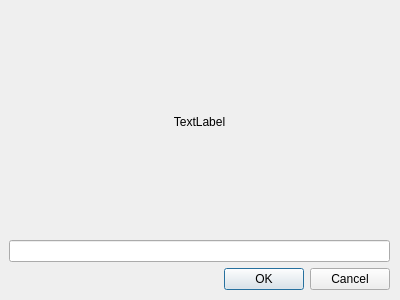
First picture: the form in src/ui/registration.ui, repository out1ow/AniFrog, before the edit.
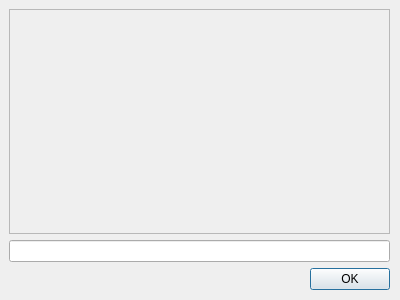
Second picture: the form after the edit.

Commit message: final version of this project added registration window

Diff of the .ui file:
```diff
--- a/src/ui/registration.ui
+++ b/src/ui/registration.ui
@@ -10,6 +10,18 @@
     <height>300</height>
    </rect>
   </property>
+  <property name="sizePolicy">
+   <sizepolicy hsizetype="Fixed" vsizetype="Fixed">
+    <horstretch>0</horstretch>
+    <verstretch>0</verstretch>
+   </sizepolicy>
+  </property>
+  <property name="maximumSize">
+   <size>
+    <width>400</width>
+    <height>300</height>
+   </size>
+  </property>
   <property name="windowTitle">
    <string>Dialog</string>
   </property>
@@ -23,29 +35,52 @@
     </rect>
    </property>
    <layout class="QGridLayout" name="gridLayout">
-    <item row="0" column="0">
-     <widget class="QLabel" name="label">
-      <property name="text">
-       <string>TextLabel</string>
-      </property>
-      <property name="alignment">
-       <set>Qt::AlignCenter</set>
-      </property>
-     </widget>
-    </item>
     <item row="2" column="0">
      <widget class="QDialogButtonBox" name="buttonBox">
+      <property name="layoutDirection">
+       <enum>Qt::LeftToRight</enum>
+      </property>
       <property name="orientation">
        <enum>Qt::Horizontal</enum>
       </property>
       <property name="standardButtons">
-       <set>QDialogButtonBox::Cancel|QDialogButtonBox::Ok</set>
+       <set>QDialogButtonBox::Ok</set>
       </property>
      </widget>
     </item>
     <item row="1" column="0">
      <widget class="QLineEdit" name="lineEdit"/>
     </item>
+    <item row="0" column="0">
+     <widget class="QLabel" name="label">
+      <property name="font">
+       <font>
+        <pointsize>11</pointsize>
+        <weight>75</weight>
+        <bold>true</bold>
+        <kerning>true</kerning>
+       </font>
+      </property>
+      <property name="layoutDirection">
+       <enum>Qt::LeftToRight</enum>
+      </property>
+      <property name="frameShape">
+       <enum>QFrame::StyledPanel</enum>
+      </property>
+      <property name="text">
+       <string/>
+      </property>
+      <property name="alignment">
+       <set>Qt::AlignCenter</set>
+      </property>
+      <property name="wordWrap">
+       <bool>true</bool>
+      </property>
+      <property name="openExternalLinks">
+       <bool>true</bool>
+      </property>
+     </widget>
+    </item>
    </layout>
   </widget>
  </widget>
```
The commit also changes 5 other files.
